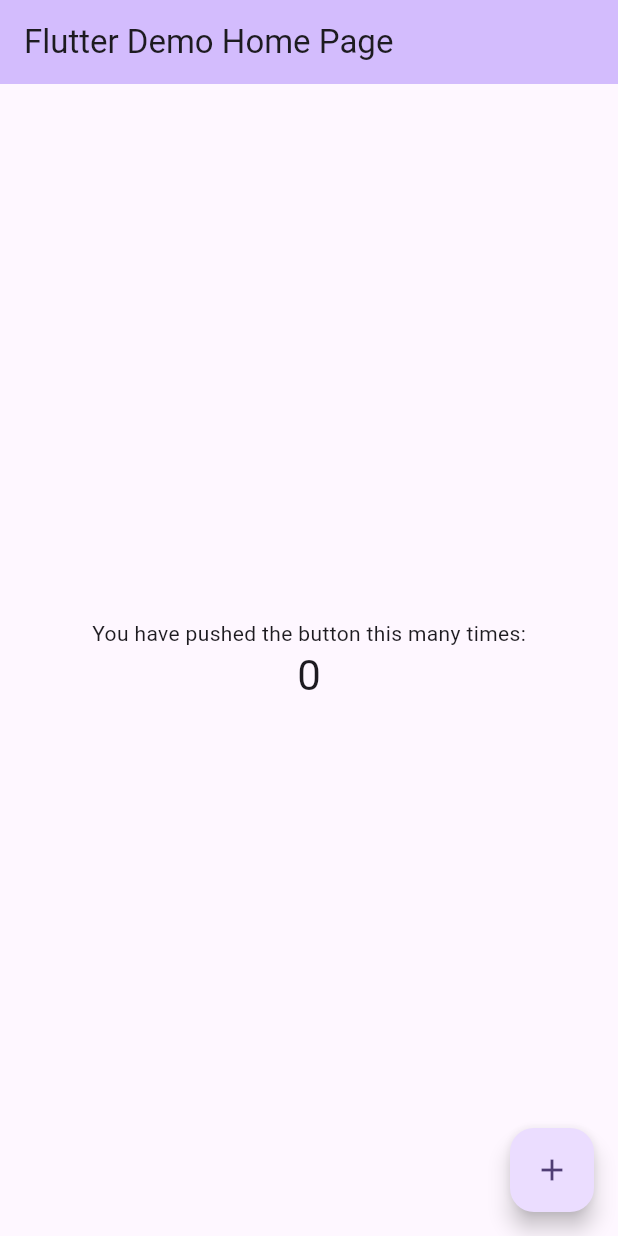
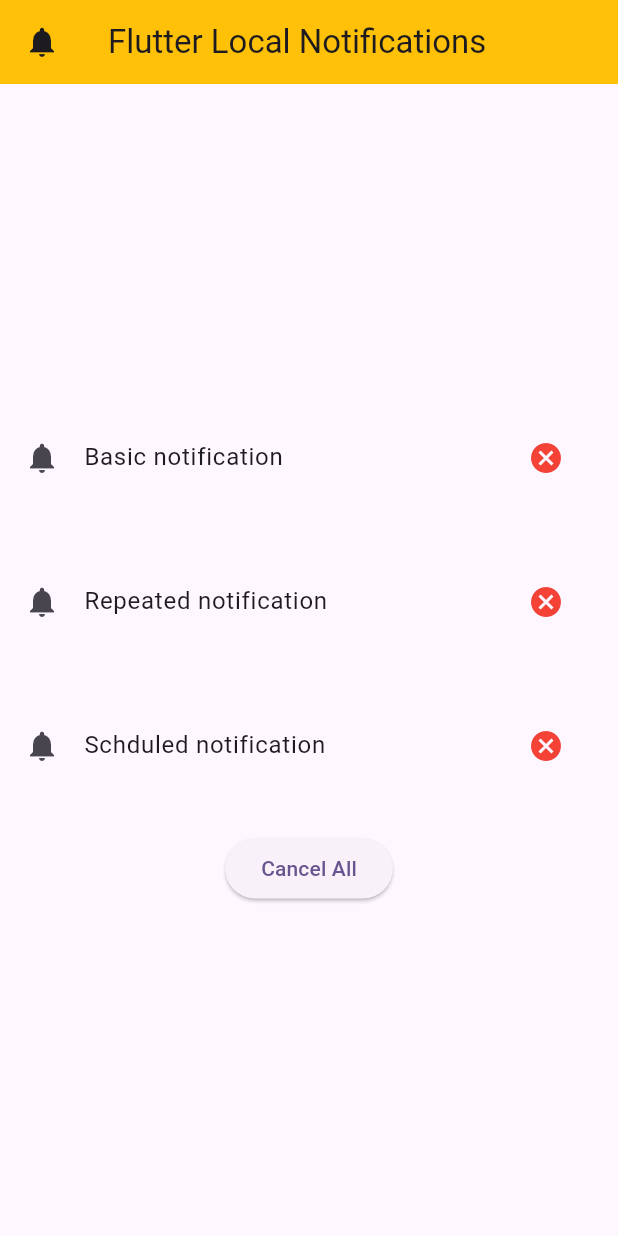
Before and after one commit to alsyedsophy/local-notification, a Flutter app: the screen it shows after launch, on a phone screen of 412 x 824 dp. Run offline on Flutter 3.47's test engine with Material 3 defaults, Android fonts, the phone set to English and light mode, and no system bars; our stand-ins replace flutter_local_notifications, flutter_timezone, timezone.

Commit message:
Build Basic, Repeated and Scheduled Notifications and change sounde at basic notification

```diff
--- /dev/null
+++ b/lib/home_page.dart
@@ -0,0 +1,102 @@
+import 'dart:developer';
+
+import 'package:flutter/material.dart';
+import 'package:local_notification/local_notification_service.dart';
+import 'package:local_notification/notification_details_screen.dart';
+
+class HomePage extends StatefulWidget {
+  const new({super.key});
+
+  @override
+  State<HomePage> createState() => _HomePageState();
+}
+
+class _HomePageState extends State<HomePage> {
+  @override
+  void initState() {
+    super.initState();
+    listenToNotification();
+  }
+
+  void listenToNotification() {
+    LocalNotificationService.streamController.stream.listen((
+      notificationResponse,
+    ) {
+      log(notificationResponse.id!.toString());
+      log(notificationResponse.payload!.toString());
+      Navigator.push(
+        context,
+        MaterialPageRoute(
+          builder: (context) =>
+              NotificationDetailsScreen(response: notificationResponse),
+        ),
+      );
+    });
+  }
+
+  @override
+  Widget build(BuildContext context) {
+    return Scaffold(
+      appBar: AppBar(
+        backgroundColor: Colors.amber,
+        title: Text("Flutter Local Notifications"),
+        leading: Icon(Icons.notifications),
+      ),
+      body: Center(
+        child: Column(
+          mainAxisAlignment: MainAxisAlignment.center,
+          children: [
+            ListTile(
+              onTap: () {
+                LocalNotificationService.showBasicNotification();
+              },
+              leading: Icon(Icons.notifications),
+              title: Text("Basic notification"),
+              trailing: IconButton(
+                onPressed: () {
+                  LocalNotificationService.calcleNotification(1);
+                },
+                icon: Icon(Icons.cancel, color: Colors.red),
+              ),
+            ),
+            SizedBox(height: 40),
+            ListTile(
+              onTap: () {
+                LocalNotificationService.showRepeatedNotification();
+              },
+              leading: Icon(Icons.notifications),
+              title: Text("Repeated notification"),
+              trailing: IconButton(
+                onPressed: () {
+                  LocalNotificationService.calcleNotification(2);
+                },
+                icon: Icon(Icons.cancel, color: Colors.red),
+              ),
+            ),
+            SizedBox(height: 40),
+            ListTile(
+              onTap: () {
+                LocalNotificationService.showScheduledNotification();
+              },
+              leading: Icon(Icons.notifications),
+              title: Text("Schduled notification"),
+              trailing: IconButton(
+                onPressed: () {
+                  LocalNotificationService.calcleNotification(3);
+                },
+                icon: Icon(Icons.cancel, color: Colors.red),
+              ),
+            ),
+            SizedBox(height: 30),
+            ElevatedButton(
+              onPressed: () {
+                LocalNotificationService.calcleAllNotifications();
+              },
+              child: Text("Cancel All"),
+            ),
+          ],
+        ),
+      ),
+    );
+  }
+}
--- a/lib/local_notification_service.dart
+++ b/lib/local_notification_service.dart
@@ -1,8 +1,21 @@
+import 'dart:async';
+
 import 'package:flutter_local_notifications/flutter_local_notifications.dart';
+
+import 'package:timezone/data/latest.dart' as tz;
+import 'package:timezone/timezone.dart' as tz;
+import 'package:flutter_timezone/flutter_timezone.dart';
 
 class LocalNotificationService {
   static final FlutterLocalNotificationsPlugin flutterLocalNotificationsPlugin =
       FlutterLocalNotificationsPlugin();
+
+  static StreamController<NotificationResponse> streamController =
+      StreamController();
+
+  static onTap(NotificationResponse notificationResponce) {
+    streamController.add(notificationResponce);
+  }
 
   static void init() async {
     AndroidInitializationSettings android = AndroidInitializationSettings(
@@ -16,7 +29,11 @@
       iOS: ios,
     );
 
-    await flutterLocalNotificationsPlugin.initialize(settings: settings);
+    await flutterLocalNotificationsPlugin.initialize(
+      settings: settings,
+      onDidReceiveBackgroundNotificationResponse: onTap,
+      onDidReceiveNotificationResponse: onTap,
+    );
 
     await flutterLocalNotificationsPlugin
         .resolvePlatformSpecificImplementation<
@@ -29,4 +46,101 @@
         >()
         ?.requestPermissions();
   }
+
+  //? Basic notification
+
+  static Future<void> showBasicNotification() async {
+    NotificationDetails details = NotificationDetails(
+      android: AndroidNotificationDetails(
+        "id 0",
+        "Basic Notification",
+        channelDescription: "General Notification",
+        importance: Importance.high,
+        priority: Priority.high,
+        sound: RawResourceAndroidNotificationSound(
+          'notification_sound'.split('.').first,
+        ),
+      ),
+      iOS: DarwinNotificationDetails(),
+    );
+
+    await flutterLocalNotificationsPlugin.show(
+      id: 0,
+      title: "Basic",
+      body: "Basic Notification",
+      payload: "Basic Notification Payload",
+      notificationDetails: details,
+    );
+  }
+
+  //? Repeated notification
+
+  static Future<void> showRepeatedNotification() async {
+    NotificationDetails details = NotificationDetails(
+      android: AndroidNotificationDetails(
+        "id 1",
+        "Repeated Notification",
+        channelDescription: "General Notification",
+        importance: Importance.high,
+        priority: Priority.high,
+      ),
+      iOS: DarwinNotificationDetails(),
+    );
+
+    await flutterLocalNotificationsPlugin.periodicallyShow(
+      id: 1,
+      title: "Repeated",
+      body: "Repeated Notification",
+      repeatInterval: RepeatInterval.everyMinute,
+      androidScheduleMode: AndroidScheduleMode.exactAllowWhileIdle,
+      payload: "Repeated Notification Payload",
+      notificationDetails: details,
+    );
+  }
+  //? Scheduled notification
+
+  static Future<void> showScheduledNotification() async {
+    NotificationDetails details = NotificationDetails(
+      android: AndroidNotificationDetails(
+        "id 2",
+        "Scheduled Notification",
+        channelDescription: "General Notification",
+        importance: Importance.high,
+        priority: Priority.high,
+      ),
+      iOS: DarwinNotificationDetails(),
+    );
+
+    // initialization Area
+    tz.initializeTimeZones();
+    try {
+      final TimezoneInfo timeZoneName =
+          await FlutterTimezone.getLocalTimezone();
+      tz.setLocalLocation(tz.getLocation(timeZoneName.localizedName!.name));
+    } catch (e) {
+      tz.setLocalLocation(tz.getLocation('Africa/Cairo')); // افتراضي
+    }
+
+    await flutterLocalNotificationsPlugin.zonedSchedule(
+      id: 2,
+      title: "Scheduled",
+      body: "Scheduled Notification",
+      scheduledDate: tz.TZDateTime.now(tz.local).add(Duration(seconds: 5)),
+      androidScheduleMode: AndroidScheduleMode.exactAllowWhileIdle,
+      payload: "Scheduled Notification Payload",
+      notificationDetails: details,
+    );
+  }
+
+  //? Cancle Notification By Id
+
+  static void calcleNotification(int id) {
+    flutterLocalNotificationsPlugin.cancel(id: id);
+  }
+
+  //? Cancle All Notifications
+
+  static void calcleAllNotifications() {
+    flutterLocalNotificationsPlugin.cancelAll();
+  }
 }
--- a/lib/main.dart
+++ b/lib/main.dart
@@ -1,6 +1,11 @@
 import 'package:flutter/material.dart';
+import 'package:local_notification/home_page.dart';
+import 'package:local_notification/local_notification_service.dart';
 
-void main() {
+void main() async {
+  WidgetsFlutterBinding.ensureInitialized();
+
+  LocalNotificationService.init();
   runApp(const MyApp());
 }
 
@@ -11,112 +16,9 @@
   @override
   Widget build(BuildContext context) {
     return MaterialApp(
-      title: 'Flutter Demo',
-      theme: ThemeData(
-        // This is the theme of your application.
-        //
-        // TRY THIS: Try running your application with "flutter run". You'll see
-        // the application has a purple toolbar. Then, without quitting the app,
-        // try changing the seedColor in the colorScheme below to Colors.green
-        // and then invoke "hot reload" (save your changes or press the "hot
-        // reload" button in a Flutter-supported IDE, or press "r" if you used
-        // the command line to start the app).
-        //
-        // Notice that the counter didn't reset back to zero; the application
-        // state is not lost during the reload. To reset the state, use hot
-        // restart instead.
-        //
-        // This works for code too, not just values: Most code changes can be
-        // tested with just a hot reload.
-        colorScheme: .fromSeed(seedColor: Colors.deepPurple),
-      ),
-      home: const MyHomePage(title: 'Flutter Demo Home Page'),
+      title: 'Flutter Local Notifications',
+      theme: ThemeData(colorScheme: .fromSeed(seedColor: Colors.deepPurple)),
+      home: HomePage(),
     );
   }
 }
-
-class MyHomePage extends StatefulWidget {
-  const MyHomePage({super.key, required this.title});
-
-  // This widget is the home page of your application. It is stateful, meaning
-  // that it has a State object (defined below) that contains fields that affect
-  // how it looks.
-
-  // This class is the configuration for the state. It holds the values (in this
-  // case the title) provided by the parent (in this case the App widget) and
-  // used by the build method of the State. Fields in a Widget subclass are
-  // always marked "final".
-
-  final String title;
-
-  @override
-  State<MyHomePage> createState() => _MyHomePageState();
-}
-
-class _MyHomePageState extends State<MyHomePage> {
-  int _counter = 0;
-
-  void _incrementCounter() {
-    setState(() {
-      // This call to setState tells the Flutter framework that something has
-      // changed in this State, which causes it to rerun the build method below
-      // so that the display can reflect the updated values. If we changed
-      // _counter without calling setState(), then the build method would not be
-      // called again, and so nothing would appear to happen.
-      _counter++;
-    });
-  }
-
-  @override
-  Widget build(BuildContext context) {
-    // This method is rerun every time setState is called, for instance as done
-    // by the _incrementCounter method above.
-    //
-    // The Flutter framework has been optimized to make rerunning build methods
-    // fast, so that you can just rebuild anything that needs updating rather
-    // than having to individually change instances of widgets.
-    return Scaffold(
-      appBar: AppBar(
-        // TRY THIS: Try changing the color here to a specific color (to
-        // Colors.amber, perhaps?) and trigger a hot reload to see the AppBar
-        // change color while the other colors stay the same.
-        backgroundColor: Theme.of(context).colorScheme.inversePrimary,
-        // Here we take the value from the MyHomePage object that was created by
-        // the App.build method, and use it to set our appbar title.
-        title: Text(widget.title),
-      ),
-      body: Center(
-        // Center is a layout widget. It takes a single child and positions it
-        // in the middle of the parent.
-        child: Column(
-          // Column is also a layout widget. It takes a list of children and
-          // arranges them vertically. By default, it sizes itself to fit its
-          // children horizontally, and tries to be as tall as its parent.
-          //
-          // Column has various properties to control how it sizes itself and
-          // how it positions its children. Here we use mainAxisAlignment to
-          // center the children vertically; the main axis here is the vertical
-          // axis because Columns are vertical (the cross axis would be
-          // horizontal).
-          //
-          // TRY THIS: Invoke "debug painting" (choose the "Toggle Debug Paint"
-          // action in the IDE, or press "p" in the console), to see the
-          // wireframe for each widget.
-          mainAxisAlignment: .center,
-          children: [
-            const Text('You have pushed the button this many times:'),
-            Text(
-              '$_counter',
-              style: Theme.of(context).textTheme.headlineMedium,
-            ),
-          ],
-        ),
-      ),
-      floatingActionButton: FloatingActionButton(
-        onPressed: _incrementCounter,
-        tooltip: 'Increment',
-        child: const Icon(Icons.add),
-      ),
-    );
-  }
-}
--- a/pubspec.yaml
+++ b/pubspec.yaml
@@ -35,6 +35,8 @@
   # Use with the CupertinoIcons class for iOS style icons.
   cupertino_icons: ^1.0.8
   flutter_local_notifications: ^22.3.1
+  timezone: ^0.11.1
+  flutter_timezone: ^5.1.1
 
 dev_dependencies:
   flutter_test:
@@ -59,8 +61,8 @@
   uses-material-design: true
 
   # To add assets to your application, add an assets section, like this:
-  # assets:
-  #   - images/a_dot_burr.jpeg
+  assets:
+    - assets/sounds/
   #   - images/a_dot_ham.jpeg
 
   # An image asset can refer to one or more resolution-specific "variants", see
```
Also changed, not shown: lib/notification_details_screen.dart (added, +19 -0 lines), pubspec.lock, 7 other files.
